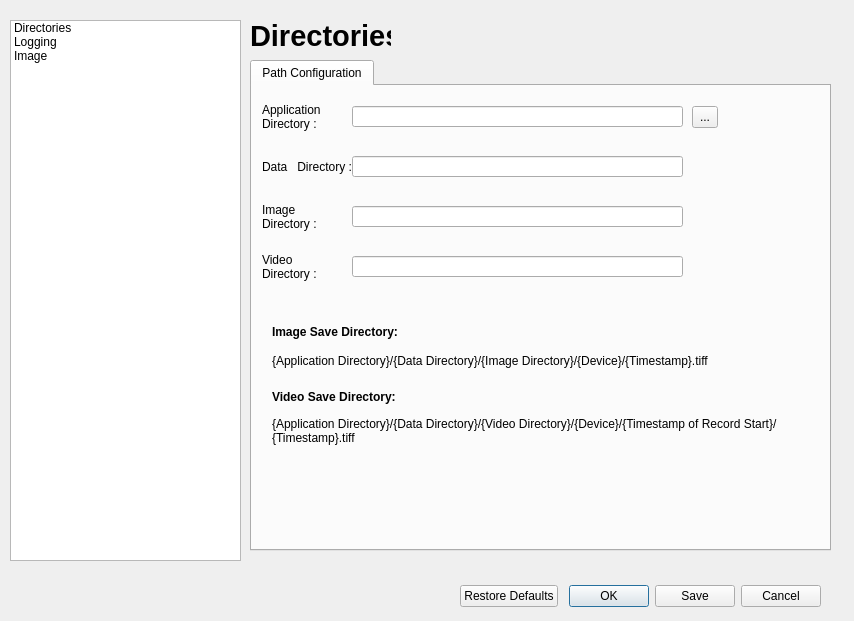
Before: the Qt Designer form settings.ui in ShreeshaN/USoundApp, drawn with Qt 5.
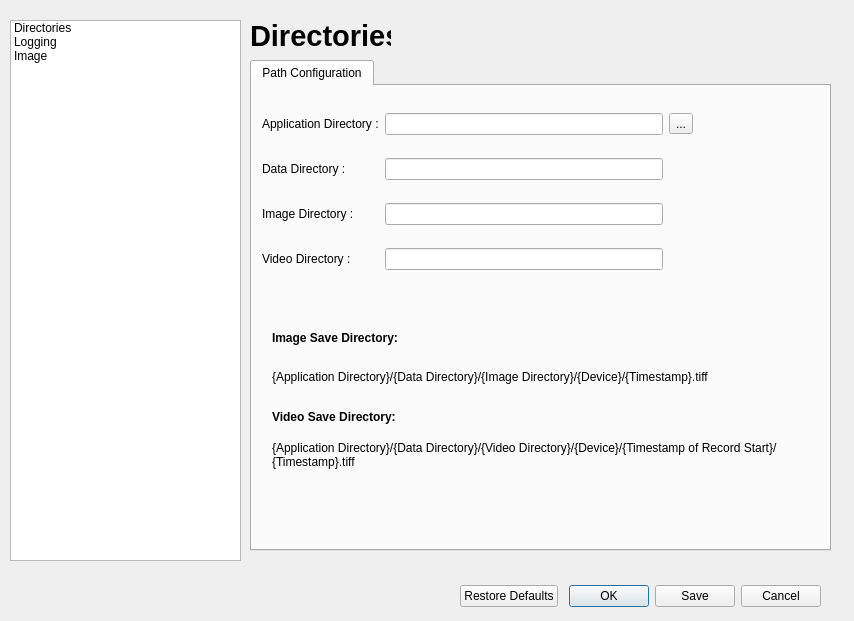
After: the same form once the commit is applied. The open tabs and pages were chosen to show the change.

Commit message: Update grid layout in settings UI

Patch:
```diff
--- a/settings.ui
+++ b/settings.ui
@@ -109,28 +109,18 @@
       <attribute name="title">
        <string>Path Configuration</string>
       </attribute>
-      <widget class="QToolButton" name="applicationDirectoryBrowser">
+      <widget class="QWidget" name="">
        <property name="geometry">
         <rect>
-         <x>440</x>
-         <y>20</y>
-         <width>26</width>
-         <height>22</height>
+         <x>10</x>
+         <y>10</y>
+         <width>431</width>
+         <height>191</height>
         </rect>
        </property>
-       <property name="text">
-        <string>...</string>
-       </property>
-      </widget>
+       <layout class="QGridLayout" name="gridLayout_6">
+        <item row="0" column="0">
       <widget class="QLabel" name="label_2">
-       <property name="geometry">
-        <rect>
-         <x>10</x>
-         <y>10</y>
-         <width>91</width>
-         <height>41</height>
-        </rect>
-       </property>
        <property name="text">
         <string>Application Directory :</string>
        </property>
@@ -138,144 +128,74 @@
         <bool>true</bool>
        </property>
       </widget>
+        </item>
+        <item row="0" column="1">
       <widget class="QLineEdit" name="applicationDirectoryBrowserText">
-       <property name="geometry">
-        <rect>
-         <x>100</x>
-         <y>20</y>
-         <width>331</width>
-         <height>21</height>
-        </rect>
-       </property>
        <property name="readOnly">
         <bool>true</bool>
        </property>
       </widget>
+        </item>
+        <item row="0" column="2">
+         <widget class="QToolButton" name="applicationDirectoryBrowser">
+          <property name="text">
+           <string>...</string>
+          </property>
+         </widget>
+        </item>
+        <item row="1" column="0">
       <widget class="QLabel" name="label_5">
-       <property name="geometry">
-        <rect>
-         <x>10</x>
-         <y>60</y>
-         <width>91</width>
-         <height>41</height>
-        </rect>
-       </property>
        <property name="text">
-        <string>Data   Directory :</string>
+           <string>Data Directory :</string>
        </property>
        <property name="wordWrap">
         <bool>true</bool>
        </property>
       </widget>
-      <widget class="QLineEdit" name="dataDirectoryText">
-       <property name="geometry">
-        <rect>
-         <x>100</x>
-         <y>70</y>
-         <width>331</width>
-         <height>21</height>
-        </rect>
-       </property>
-      </widget>
+        </item>
+        <item row="1" column="1">
+         <widget class="QLineEdit" name="dataDirectoryText"/>
+        </item>
+        <item row="2" column="0">
       <widget class="QLabel" name="label_9">
-       <property name="geometry">
-        <rect>
-         <x>10</x>
-         <y>110</y>
-         <width>91</width>
-         <height>41</height>
-        </rect>
-       </property>
        <property name="text">
-        <string>Image    Directory :</string>
+           <string>Image Directory :</string>
        </property>
        <property name="wordWrap">
         <bool>true</bool>
        </property>
       </widget>
-      <widget class="QLineEdit" name="imageDirectoryText">
-       <property name="geometry">
-        <rect>
-         <x>100</x>
-         <y>120</y>
-         <width>331</width>
-         <height>21</height>
-        </rect>
-       </property>
-      </widget>
+        </item>
+        <item row="2" column="1">
+         <widget class="QLineEdit" name="imageDirectoryText"/>
+        </item>
+        <item row="3" column="0">
       <widget class="QLabel" name="label_10">
-       <property name="geometry">
-        <rect>
-         <x>10</x>
-         <y>160</y>
-         <width>91</width>
-         <height>41</height>
-        </rect>
-       </property>
        <property name="text">
-        <string>Video    Directory :</string>
+           <string>Video Directory :</string>
        </property>
        <property name="wordWrap">
         <bool>true</bool>
        </property>
       </widget>
-      <widget class="QLineEdit" name="videoDirectoryText">
-       <property name="geometry">
-        <rect>
-         <x>100</x>
-         <y>170</y>
-         <width>331</width>
-         <height>21</height>
-        </rect>
-       </property>
+        </item>
+        <item row="3" column="1">
+         <widget class="QLineEdit" name="videoDirectoryText"/>
+        </item>
+       </layout>
       </widget>
-      <widget class="QLabel" name="sampleImageSaveDirText">
-       <property name="geometry">
-        <rect>
-         <x>20</x>
-         <y>250</y>
-         <width>551</width>
-         <height>51</height>
-        </rect>
-       </property>
-       <property name="text">
-        <string>{Application Directory}/{Data Directory}/{Image Directory}/{Device}/{Timestamp}.tiff</string>
-       </property>
-       <property name="wordWrap">
-        <bool>true</bool>
-       </property>
-       <property name="textInteractionFlags">
-        <set>Qt::LinksAccessibleByMouse|Qt::TextSelectableByMouse</set>
-       </property>
-      </widget>
-      <widget class="QLabel" name="sampleVideoSaveDirText">
-       <property name="geometry">
-        <rect>
-         <x>20</x>
-         <y>320</y>
-         <width>551</width>
-         <height>51</height>
-        </rect>
-       </property>
-       <property name="text">
-        <string>{Application Directory}/{Data Directory}/{Video Directory}/{Device}/{Timestamp of Record Start}/{Timestamp}.tiff</string>
-       </property>
-       <property name="wordWrap">
-        <bool>true</bool>
-       </property>
-       <property name="textInteractionFlags">
-        <set>Qt::LinksAccessibleByMouse|Qt::TextSelectableByMouse</set>
-       </property>
-      </widget>
-      <widget class="QLabel" name="label_14">
+      <widget class="QWidget" name="">
        <property name="geometry">
         <rect>
          <x>20</x>
          <y>235</y>
-         <width>141</width>
-         <height>21</height>
+         <width>531</width>
+         <height>151</height>
         </rect>
        </property>
+       <layout class="QGridLayout" name="gridLayout_7">
+        <item row="0" column="0">
+         <widget class="QLabel" name="label_14">
        <property name="font">
         <font>
          <weight>75</weight>
@@ -286,15 +206,22 @@
         <string>Image Save Directory:</string>
        </property>
       </widget>
+        </item>
+        <item row="1" column="0">
+         <widget class="QLabel" name="sampleImageSaveDirText">
+          <property name="text">
+           <string>{Application Directory}/{Data Directory}/{Image Directory}/{Device}/{Timestamp}.tiff</string>
+          </property>
+          <property name="wordWrap">
+           <bool>true</bool>
+          </property>
+          <property name="textInteractionFlags">
+           <set>Qt::LinksAccessibleByMouse|Qt::TextSelectableByMouse</set>
+          </property>
+         </widget>
+        </item>
+        <item row="2" column="0">
       <widget class="QLabel" name="label_15">
-       <property name="geometry">
-        <rect>
-         <x>20</x>
-         <y>300</y>
-         <width>141</width>
-         <height>21</height>
-        </rect>
-       </property>
        <property name="font">
         <font>
          <weight>75</weight>
@@ -305,6 +232,22 @@
         <string>Video Save Directory:</string>
        </property>
       </widget>
+        </item>
+        <item row="3" column="0">
+         <widget class="QLabel" name="sampleVideoSaveDirText">
+          <property name="text">
+           <string>{Application Directory}/{Data Directory}/{Video Directory}/{Device}/{Timestamp of Record Start}/{Timestamp}.tiff</string>
+          </property>
+          <property name="wordWrap">
+           <bool>true</bool>
+          </property>
+          <property name="textInteractionFlags">
+           <set>Qt::LinksAccessibleByMouse|Qt::TextSelectableByMouse</set>
+          </property>
+         </widget>
+        </item>
+       </layout>
+      </widget>
      </widget>
     </widget>
    </widget>
```
Left out of the diff: 134 changed lines with no effect on the pictures. Lines whose indentation alone changed are shown as unchanged.
